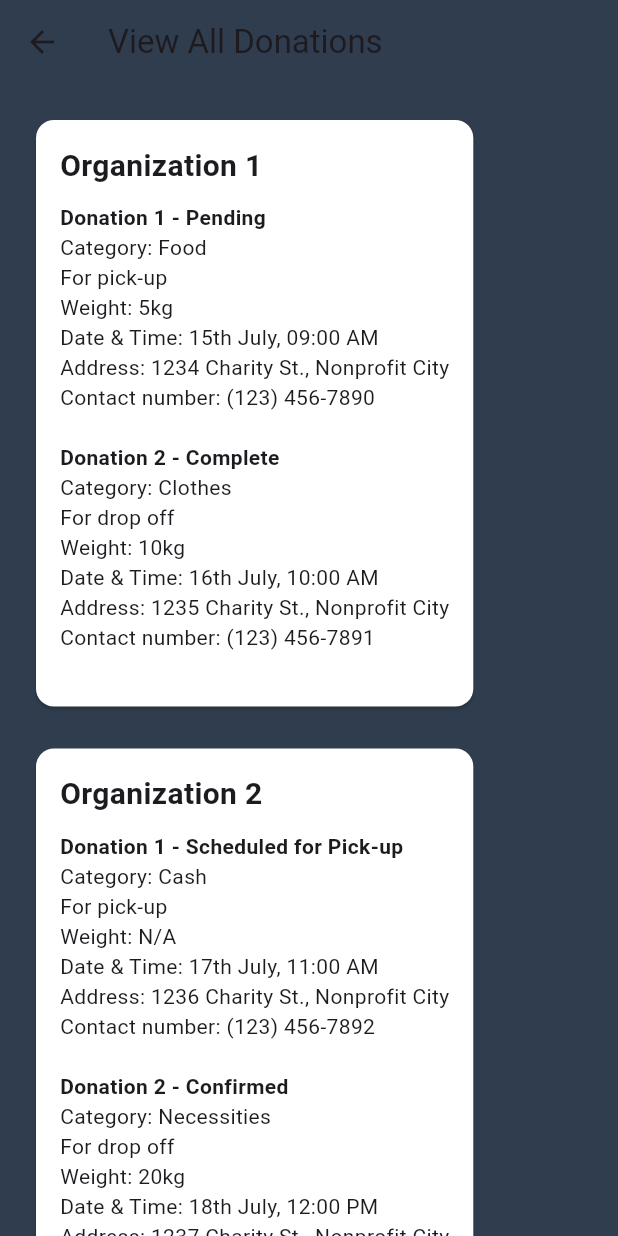
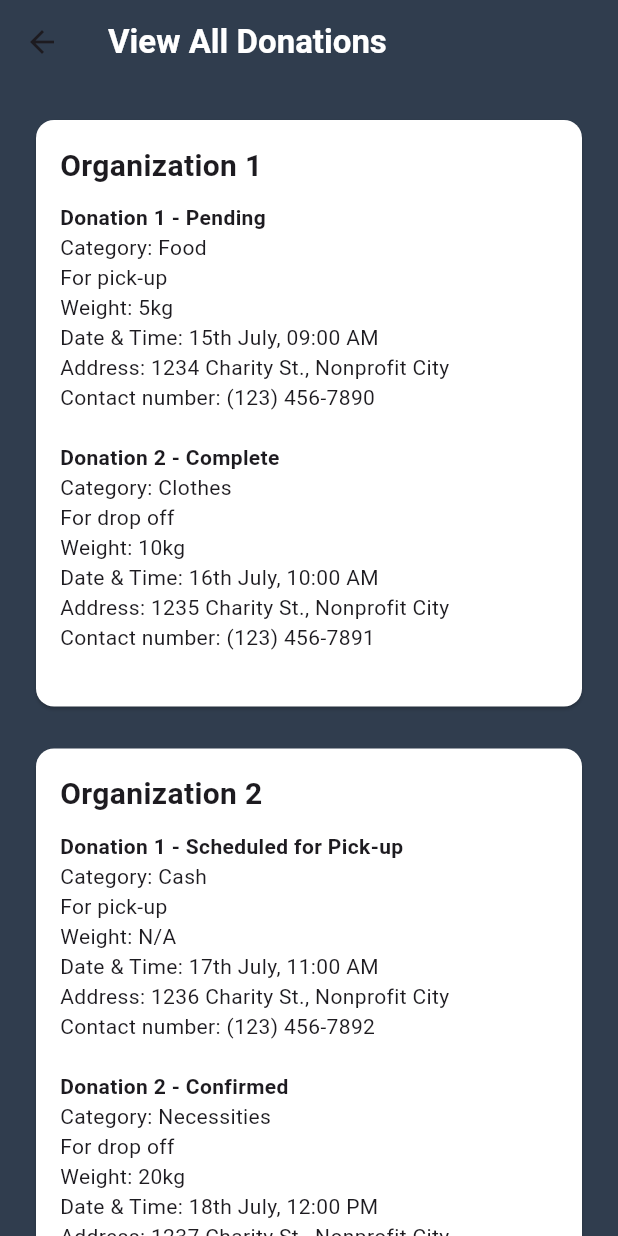
Before and after one commit to ICS-CMSC-23/donation-drive-app, a Flutter app: the ViewAllDonations screen opened directly, on a phone screen of 412 x 824 dp. Run offline on Flutter 3.47's test engine with Material 3 defaults, Android fonts, the phone set to English and light mode, and no system bars; our stand-ins replace email_validator, firebase_auth, firebase_core; accounts and stored records are empty.

Commit message:
ui: ui changes

```diff
--- a/lib/screens/view_all_donations.dart
+++ b/lib/screens/view_all_donations.dart
@@ -9,15 +9,23 @@ class ViewAllDonations extends StatelessWidget {
       backgroundColor:
           const Color.fromRGBO(48, 61, 78, 1), // Dark background color
       appBar: AppBar(
-        title: const Text('View All Donations'),
+        title: const Text(
+          'View All Donations',
+          style: TextStyle(
+            fontWeight: FontWeight.bold,
+            color: Colors.white, // Making the AppBar title white and bold
+          ),
+        ),
         backgroundColor: Colors.transparent,
         elevation: 0,
       ),
       body: SingleChildScrollView(
+        child: Center(
+          child: Padding(
             padding: const EdgeInsets.all(20),
             child: Column(
               children: [
-            _buildOrganizationCard("Organization 1", [
+                _buildOrganizationCard(context, "Organization 1", [
                   _buildDonationDetails(
                     "Donation 1 - Pending",
                     "Food",
@@ -38,7 +46,7 @@ class ViewAllDonations extends StatelessWidget {
                   ),
                 ]),
                 const SizedBox(height: 20),
-            _buildOrganizationCard("Organization 2", [
+                _buildOrganizationCard(context, "Organization 2", [
                   _buildDonationDetails(
                     "Donation 1 - Scheduled for Pick-up",
                     "Cash",
@@ -61,14 +69,18 @@ class ViewAllDonations extends StatelessWidget {
               ],
             ),
           ),
+        ),
+      ),
     );
   }
 
   Widget _buildOrganizationCard(
-      String organizationName, List<Widget> donations) {
+      BuildContext context, String organizationName, List<Widget> donations) {
     return Card(
       color: Colors.white,
-      child: Padding(
+      child: Container(
+        width: MediaQuery.of(context).size.width *
+            0.9, // Fixed width to 90% of screen width
         padding: const EdgeInsets.all(16.0),
         child: Column(
           crossAxisAlignment: CrossAxisAlignment.start,
```
Lines whose indentation alone changed are shown as unchanged.
